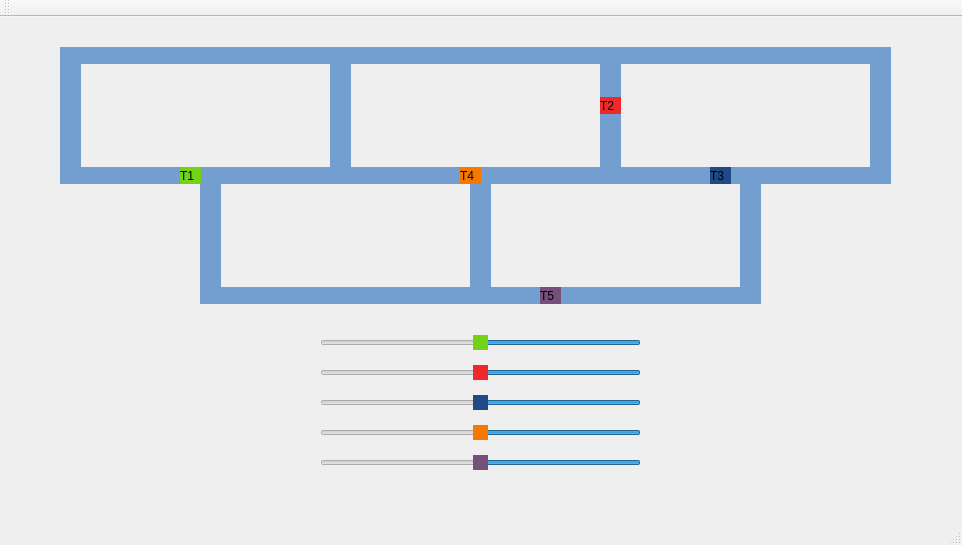
antonio-higino/trabalho_trens, file codigo/mainwindow.ui: the form before one commit.
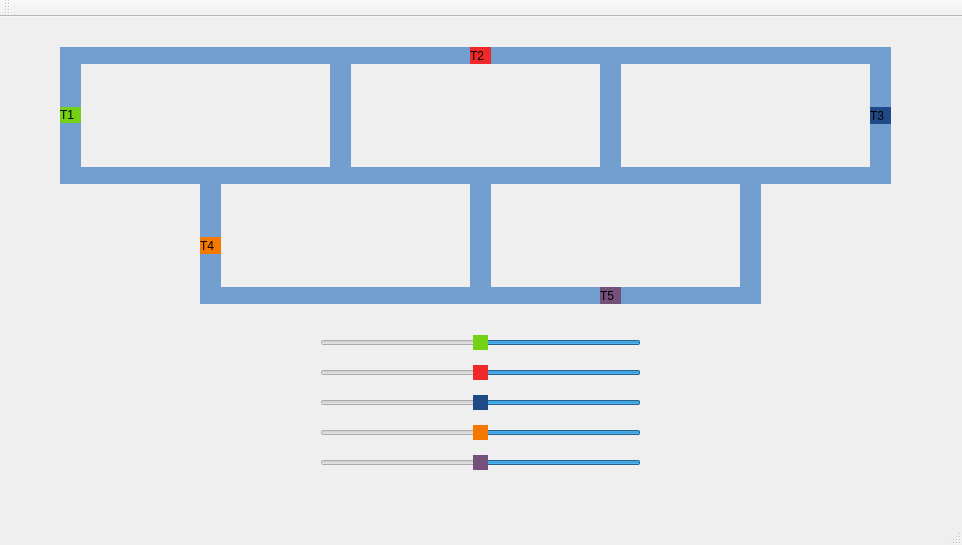
The form after the commit.

Commit message: atualizando coordenadas

```diff
--- a/codigo/mainwindow.ui
+++ b/codigo/mainwindow.ui
@@ -17,10 +17,10 @@
    <widget class="QLabel" name="label_trem1">
     <property name="geometry">
      <rect>
-      <x>180</x>
-      <y>150</y>
+      <x>60</x>
+      <y>90</y>
       <width>21</width>
-      <height>17</height>
+      <height>16</height>
      </rect>
     </property>
     <property name="styleSheet">
@@ -145,8 +145,8 @@
    <widget class="QLabel" name="label_trem2">
     <property name="geometry">
      <rect>
-      <x>600</x>
-      <y>80</y>
+      <x>470</x>
+      <y>30</y>
       <width>21</width>
       <height>17</height>
      </rect>
@@ -161,8 +161,8 @@
    <widget class="QLabel" name="label_trem3">
     <property name="geometry">
      <rect>
-      <x>710</x>
-      <y>150</y>
+      <x>870</x>
+      <y>90</y>
       <width>21</width>
       <height>17</height>
      </rect>
@@ -305,8 +305,8 @@
    <widget class="QLabel" name="label_trem4">
     <property name="geometry">
      <rect>
-      <x>460</x>
-      <y>150</y>
+      <x>200</x>
+      <y>220</y>
       <width>21</width>
       <height>17</height>
      </rect>
@@ -321,7 +321,7 @@
    <widget class="QLabel" name="label_trem5">
     <property name="geometry">
      <rect>
-      <x>540</x>
+      <x>600</x>
       <y>270</y>
       <width>21</width>
       <height>17</height>
```
The commit also changes 2 other files.
